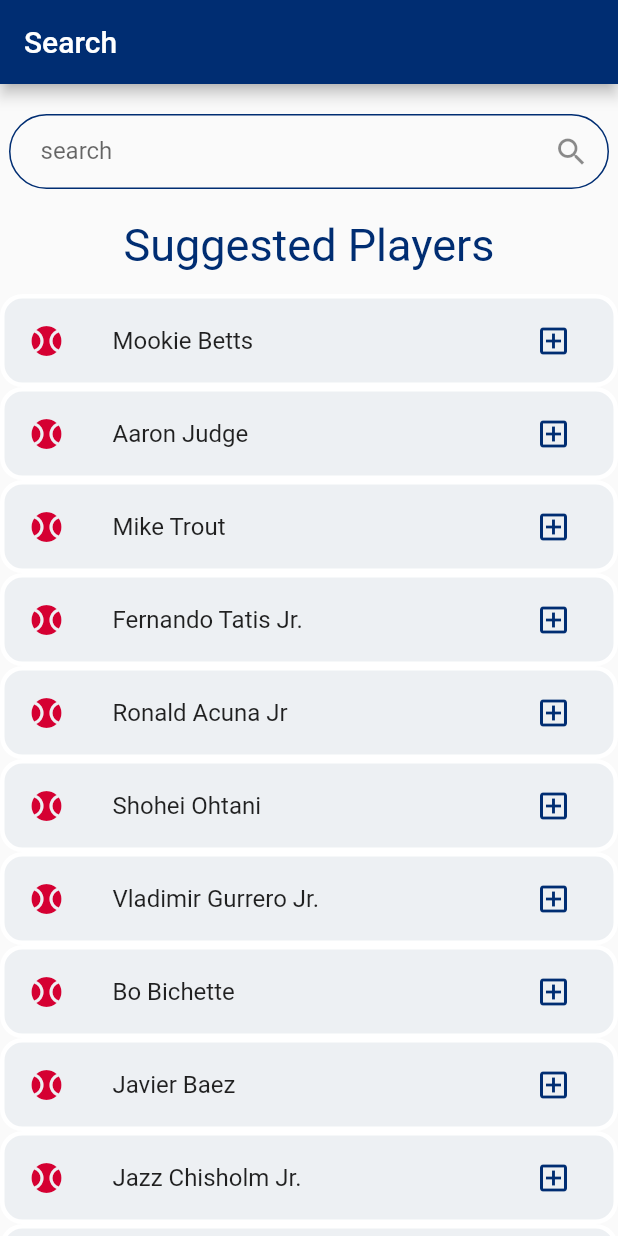
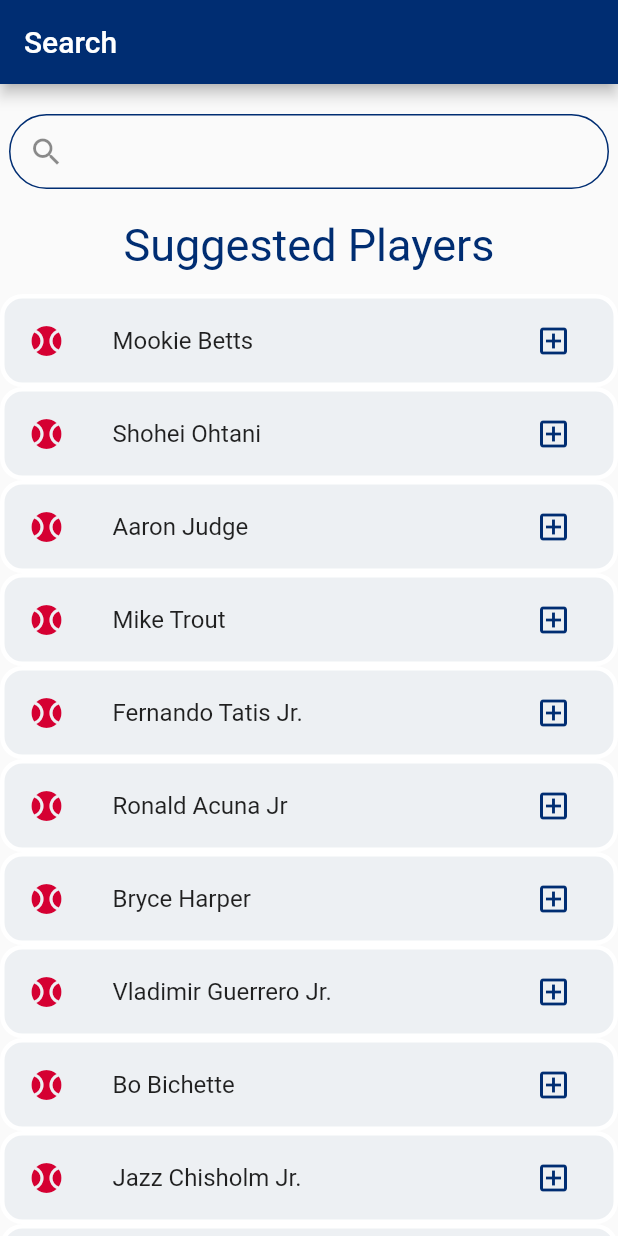
Before and after one commit to mateoavila/QuickStat, a Flutter app: the MySearchPage screen opened directly, on a phone screen of 412 x 824 dp. Run offline on Flutter 3.47's test engine with Material 2 defaults, Android fonts, the phone set to English and light mode, and no system bars; our stand-ins replace shared_preferences; accounts and stored records are empty.

Commit message:
working good

```diff
--- a/lib/pages/search_screen.dart
+++ b/lib/pages/search_screen.dart
@@ -24,16 +24,16 @@ class SearchScreen extends State<MySearchPage> {
 
   List<PlayerAdd> suggestedPlayers = [
     PlayerAdd("Mookie Betts"),
+    PlayerAdd('Shohei Ohtani'),
     PlayerAdd("Aaron Judge"),
     PlayerAdd("Mike Trout"),
     PlayerAdd("Fernando Tatis Jr."),
     PlayerAdd('Ronald Acuna Jr'),
-    PlayerAdd('Shohei Ohtani'),
-    PlayerAdd('Vladimir Gurrero Jr.'),
+    PlayerAdd('Bryce Harper'),
+    PlayerAdd('Vladimir Guerrero Jr.'),
     PlayerAdd('Bo Bichette'),
-    PlayerAdd('Javier Baez'),
     PlayerAdd('Jazz Chisholm Jr.'),
-    PlayerAdd('Akill Badoo'),
+    PlayerAdd('Akil Baddoo'),
   ];
 
   @override
@@ -69,8 +69,8 @@ class SearchScreen extends State<MySearchPage> {
                 ),
                 child: TextFormField(
                   decoration: const InputDecoration(
-                      labelText: "search",
-                      suffixIcon: Icon(Icons.search),
+                      labelText: "",
+                      prefixIcon: Icon(Icons.search),
                       border: InputBorder.none,
                       contentPadding: EdgeInsets.all(20)),
                   controller: myController,
```
Also changed, not shown: lib/pages/home_screen.dart (+9 -1 lines).
